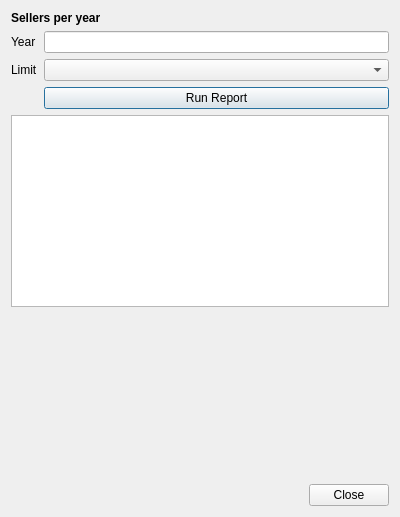
This is reports/reportcustomerbyyeardialog.ui in RichardGladman/CarDealer as Qt 5 draws it before an edit. The edited form follows.
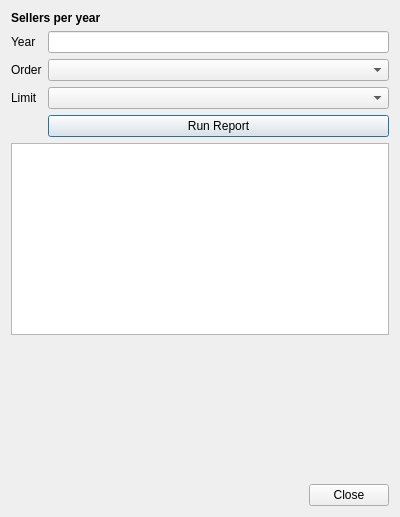
This is the edited form.

Commit message: Customer by year now orders by best / worst

What changed in the file:
```diff
--- a/reports/reportcustomerbyyeardialog.ui
+++ b/reports/reportcustomerbyyeardialog.ui
@@ -28,25 +28,19 @@
    </item>
    <item>
     <layout class="QGridLayout" name="gridLayout">
-     <item row="1" column="1">
-      <widget class="QComboBox" name="comboBoxTop"/>
-     </item>
-     <item row="2" column="1">
-      <widget class="QPushButton" name="pushButtonRun">
-       <property name="text">
-        <string>Run Report</string>
-       </property>
-      </widget>
-     </item>
-     <item row="1" column="0">
+     <item row="2" column="0">
       <widget class="QLabel" name="label_4">
        <property name="text">
         <string>Limit</string>
        </property>
       </widget>
      </item>
-     <item row="0" column="1">
-      <widget class="QLineEdit" name="lineEditYear"/>
+     <item row="3" column="2">
+      <widget class="QPushButton" name="pushButtonRun">
+       <property name="text">
+        <string>Run Report</string>
+       </property>
+      </widget>
      </item>
      <item row="0" column="0">
       <widget class="QLabel" name="label_3">
@@ -55,6 +49,22 @@
        </property>
       </widget>
      </item>
+     <item row="2" column="2">
+      <widget class="QComboBox" name="comboBoxTop"/>
+     </item>
+     <item row="0" column="2">
+      <widget class="QLineEdit" name="lineEditYear"/>
+     </item>
+     <item row="1" column="0">
+      <widget class="QLabel" name="label_2">
+       <property name="text">
+        <string>Order</string>
+       </property>
+      </widget>
+     </item>
+     <item row="1" column="2">
+      <widget class="QComboBox" name="comboBoxOrder"/>
+     </item>
     </layout>
    </item>
    <item>
```
The commit also changes 3 other files.
